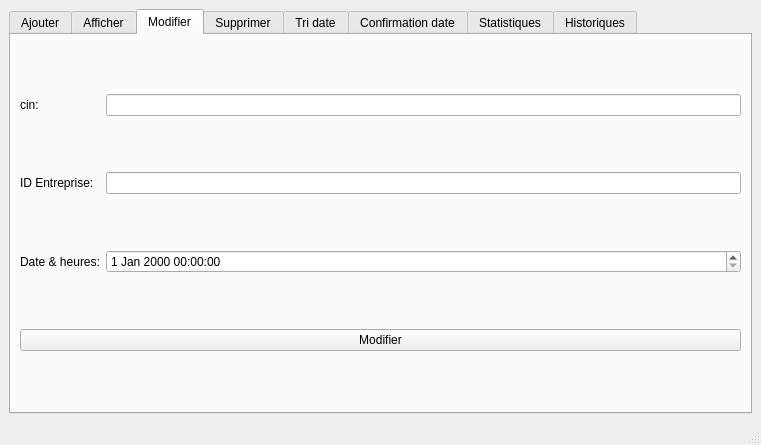
This is mainwindow.ui in Medazizboughanmi31/Smart_recruiting_help_center_2A22 as Qt 5 draws it before an edit. The edited form follows.
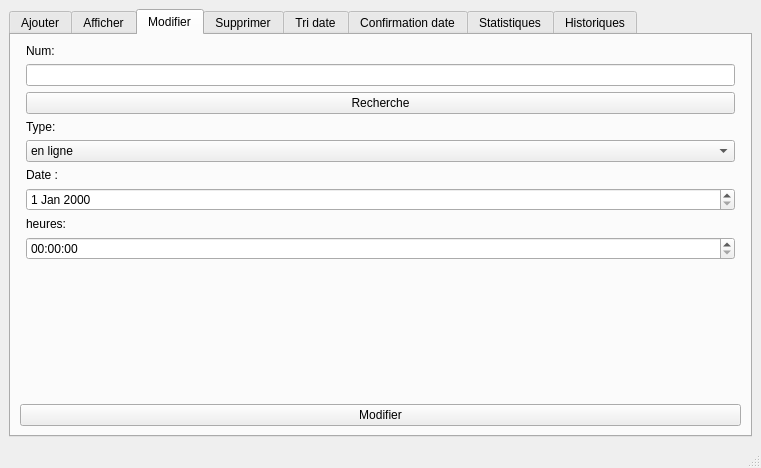
This is the edited form. The open tabs and pages were chosen to show the change.

```diff
--- a/mainwindow.ui
+++ b/mainwindow.ui
@@ -7,7 +7,7 @@
     <x>0</x>
     <y>0</y>
     <width>761</width>
-    <height>445</height>
+    <height>468</height>
    </rect>
   </property>
   <property name="windowTitle">
@@ -183,53 +183,74 @@
         <string>Modifier</string>
        </attribute>
        <layout class="QGridLayout" name="gridLayout">
-        <item row="1" column="0">
-         <widget class="QLabel" name="label_10">
-          <property name="text">
-           <string>cin:</string>
-          </property>
-         </widget>
-        </item>
-        <item row="1" column="1">
-         <widget class="QLineEdit" name="lineEdit_3"/>
-        </item>
-        <item row="2" column="0">
-         <widget class="QLabel" name="label_7">
-          <property name="text">
-           <string>ID Entreprise:</string>
-          </property>
-         </widget>
-        </item>
-        <item row="2" column="1">
-         <widget class="QLineEdit" name="lineEdit_8">
-          <property name="readOnly">
-           <bool>true</bool>
-          </property>
-         </widget>
-        </item>
-        <item row="6" column="0" colspan="2">
-         <widget class="QPushButton" name="pushButton_2">
+        <item row="7" column="0" colspan="2">
+         <widget class="QPushButton" name="modifier">
           <property name="text">
            <string>Modifier</string>
           </property>
          </widget>
         </item>
-        <item row="5" column="0">
-         <widget class="QLabel" name="label_11">
-          <property name="text">
-           <string>Date &amp; heures:</string>
-          </property>
-         </widget>
-        </item>
-        <item row="5" column="1">
-         <widget class="QDateTimeEdit" name="dateTimeEdit">
-          <property name="minimumSize">
-           <size>
-            <width>493</width>
-            <height>0</height>
-           </size>
-          </property>
-         </widget>
+        <item row="1" column="0">
+         <layout class="QFormLayout" name="formLayout_4">
+          <item row="6" column="1">
+           <widget class="QLabel" name="label_11">
+            <property name="text">
+             <string>Date :</string>
+            </property>
+           </widget>
+          </item>
+          <item row="7" column="1">
+           <widget class="QDateEdit" name="date_M"/>
+          </item>
+          <item row="8" column="1">
+           <widget class="QLabel" name="label_5">
+            <property name="text">
+             <string>heures:</string>
+            </property>
+           </widget>
+          </item>
+          <item row="9" column="1">
+           <widget class="QTimeEdit" name="time_M"/>
+          </item>
+          <item row="5" column="1">
+           <widget class="QComboBox" name="comboBox_M">
+            <item>
+             <property name="text">
+              <string>en ligne</string>
+             </property>
+            </item>
+            <item>
+             <property name="text">
+              <string>presentiel</string>
+             </property>
+            </item>
+           </widget>
+          </item>
+          <item row="4" column="1">
+           <widget class="QLabel" name="label_7">
+            <property name="text">
+             <string>Type:</string>
+            </property>
+           </widget>
+          </item>
+          <item row="2" column="1">
+           <widget class="QLineEdit" name="num_M"/>
+          </item>
+          <item row="1" column="1">
+           <widget class="QLabel" name="label_10">
+            <property name="text">
+             <string>Num:</string>
+            </property>
+           </widget>
+          </item>
+          <item row="3" column="1">
+           <widget class="QPushButton" name="num_r">
+            <property name="text">
+             <string>Recherche</string>
+            </property>
+           </widget>
+          </item>
+         </layout>
         </item>
        </layout>
       </widget>
```
Left out of the diff: 284 changed lines with no effect on the pictures.
